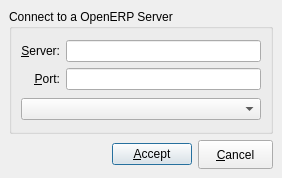
Qt form Koo/ui/change_server.ui (xrg/openerp-client-kde) before a commit.
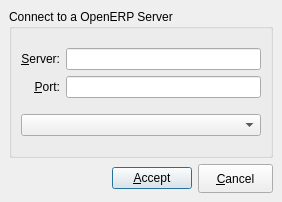
The same form after that commit. Icons and pictures are not drawn.

Commit message: Set accept and cancel icons.

Patch:
```diff
--- a/Koo/ui/change_server.ui
+++ b/Koo/ui/change_server.ui
@@ -6,7 +6,7 @@
     <x>0</x>
     <y>0</y>
     <width>282</width>
-    <height>178</height>
+    <height>202</height>
    </rect>
   </property>
   <property name="sizePolicy" >
```
Left out of the diff: 8 changed lines with no effect on the pictures.
